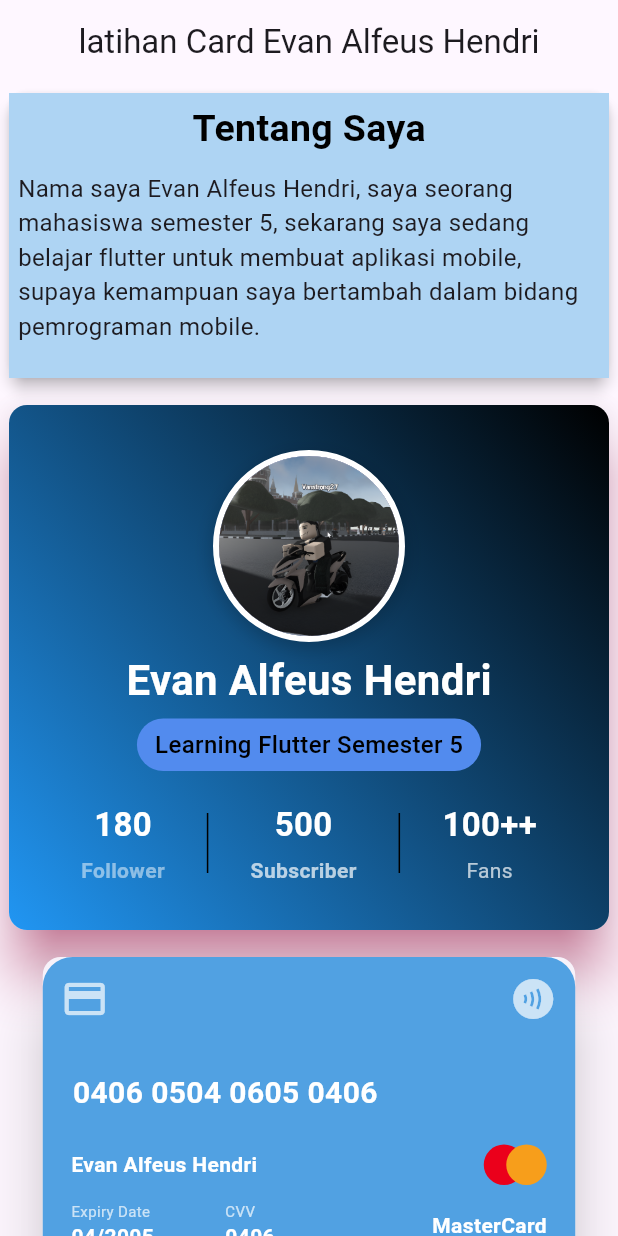
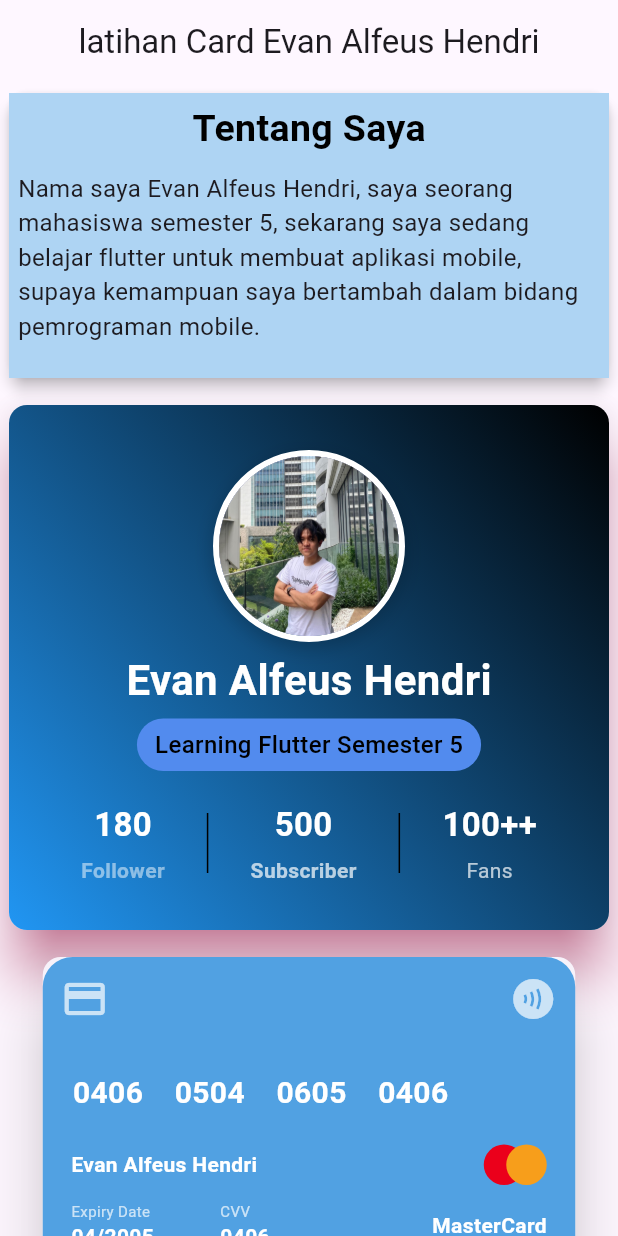
Before and after one commit to vanstrong4/latihan_week_8, a Flutter app: the screen it shows after launch, on a phone screen of 412 x 824 dp. Run offline on Flutter 3.47's test engine with Material 3 defaults, Android fonts, the phone set to English and light mode, and no system bars.

Commit message:
ganti foto

```diff
--- a/lib/pages/latihan_card_s2.dart
+++ b/lib/pages/latihan_card_s2.dart
@@ -90,7 +90,7 @@ class MyVan extends StatelessWidget {
                                 ),
                                 child: CircleAvatar(
                                   radius: 60,
-                                  backgroundImage: AssetImage("assets/images/roblox.png"),
+                                  backgroundImage: AssetImage("assets/images/van.jpg"),
                                 ),
                               ),
                               SizedBox(height: 5),
@@ -235,7 +235,7 @@ class MyVan extends StatelessWidget {
                               SizedBox(height: 20),
                               Padding(
                                 padding:EdgeInsets.symmetric(horizontal: 20),
-                                child: Text('0406 0504 0605 0406',
+                                child: Text('0406    0504    0605    0406',
                                   textAlign: TextAlign.start,
                                   style: TextStyle(
                                     fontSize: 20,
@@ -320,7 +320,7 @@ class MyVan extends StatelessWidget {
                                         ),
                                       ],
                                     ),
-                                    SizedBox(width: 10),
+                                    SizedBox(width: 20),
                                     Text('MasterCard',
                                       style: TextStyle(
                                         color: Colors.white,
@@ -335,7 +335,7 @@ class MyVan extends StatelessWidget {
                           ),
                         ],
                       )
-                    )
+                    ),
                   ],
                 ),
               ),
--- a/pubspec.yaml
+++ b/pubspec.yaml
@@ -56,6 +56,7 @@ dev_dependencies:
 flutter:
   assets:
     - assets/images/roblox.png
+    - assets/images/van.jpg
 
   # The following line ensures that the Material Icons font is
   # included with your application, so that you can use the icons in
```
Also changed, not shown: assets/images/van.jpg (added).
